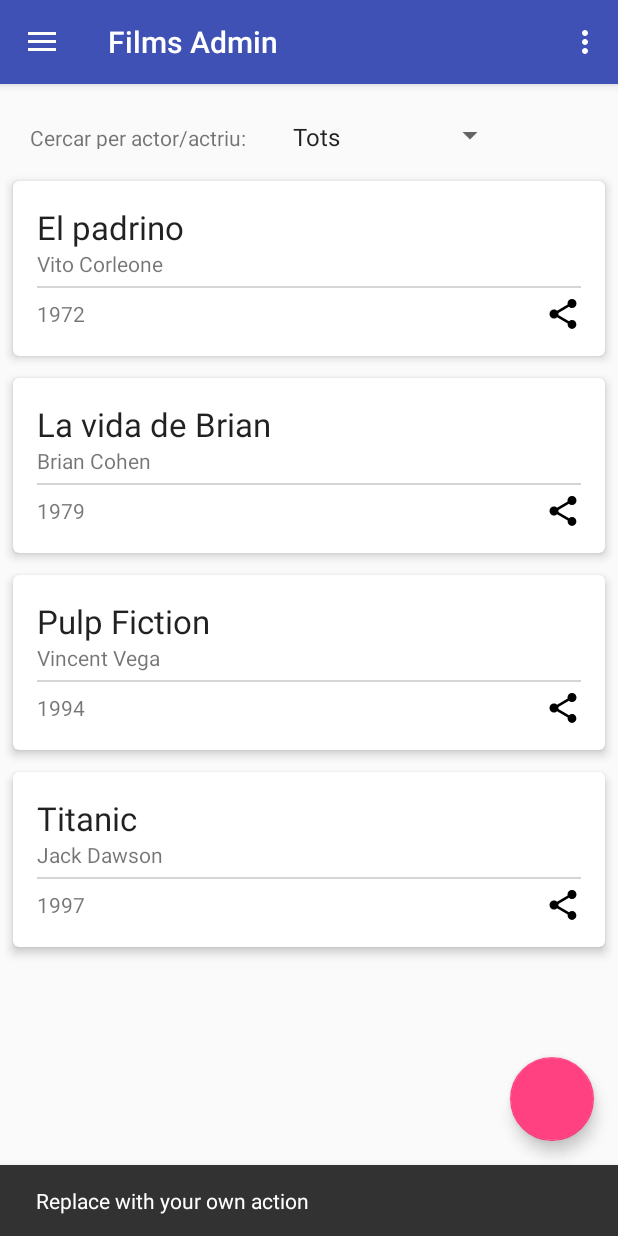
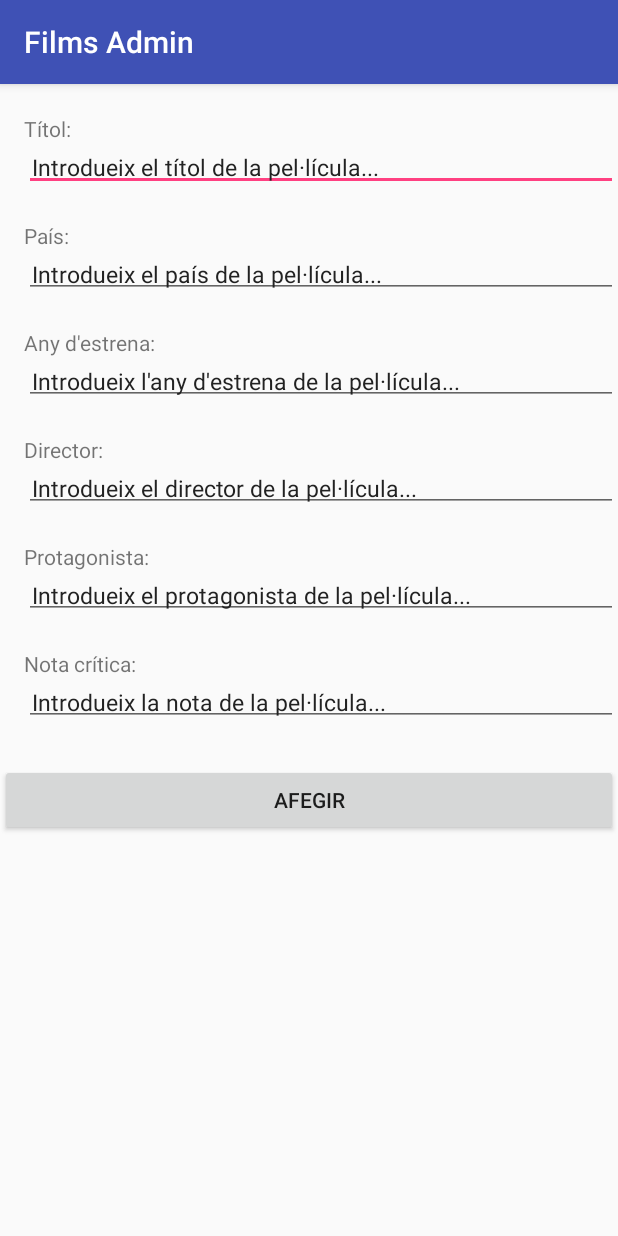
Before and after one commit to alexct33/FilmsAdmin, an Android app: the screen it shows after launch (DrawerActivity before the commit, crearFilmActivity after it), after a tap on an icon or button, on a phone screen of 412 x 824 dp. Run offline under Robolectric (Android 15) with nearby library versions, the phone set to English and light mode, and no system bars.

Commit message:
crear i esborrar pel·lícules funcionant

```diff
--- a/app/src/main/AndroidManifest.xml
+++ b/app/src/main/AndroidManifest.xml
@@ -24,6 +24,7 @@
                 android:name="android.support.PARENT_ACTIVITY"
                 android:value="com.example.pr_idi.mydatabaseexample.MainActivity" />
         </activity>
+        <activity android:name=".crearFilmActivity"></activity>
     </application>
 
 </manifest>
--- a/app/src/main/java/com/example/pr_idi/mydatabaseexample/DrawerActivity.java
+++ b/app/src/main/java/com/example/pr_idi/mydatabaseexample/DrawerActivity.java
@@ -1,5 +1,6 @@
 package com.example.pr_idi.mydatabaseexample;
 
+import android.content.Intent;
 import android.os.Bundle;
 import android.support.design.widget.FloatingActionButton;
 import android.support.design.widget.Snackbar;
@@ -16,6 +17,7 @@ import android.view.MenuItem;
 
 public class DrawerActivity extends AppCompatActivity
         implements NavigationView.OnNavigationItemSelectedListener  {
+    int estado;
 
     @Override
     protected void onCreate(Bundle savedInstanceState) {
@@ -25,19 +27,22 @@ public class DrawerActivity extends AppCompatActivity
         setSupportActionBar(toolbar);
 
         Bundle bundle = new Bundle();
-        bundle.putString("id", null);
+        bundle.putString("id", String.valueOf(R.id.Cerca_actor));
         TitleFilterActivity fragment = new TitleFilterActivity();
         fragment.setArguments(bundle);
         FragmentTransaction fragmentTransaction = getSupportFragmentManager().beginTransaction();
         fragmentTransaction.replace(R.id.fragment_container, fragment);
         fragmentTransaction.commit();
 
+        final int result = 0;
+
         FloatingActionButton fab = (FloatingActionButton) findViewById(R.id.fab);
         fab.setOnClickListener(new View.OnClickListener() {
             @Override
             public void onClick(View view) {
-                Snackbar.make(view, "Replace with your own action", Snackbar.LENGTH_LONG)
-                        .setAction("Action", null).show();
+
+                Intent intent = new Intent(DrawerActivity.this, crearFilmActivity.class);
+                startActivityForResult(intent, result );
             }
         });
 
@@ -88,7 +93,7 @@ public class DrawerActivity extends AppCompatActivity
     public boolean onNavigationItemSelected(MenuItem item) {
         // Handle navigation view item clicks here.
         int id = item.getItemId();
-
+        estado = id;
         if (id == R.id.TitleFilter) {
             Bundle bundle = new Bundle();
             bundle.putString("id", String.valueOf(id));
@@ -99,7 +104,7 @@ public class DrawerActivity extends AppCompatActivity
             fragmentTransaction.commit();
         } else if (id == R.id.Cerca_actor) {
             Bundle bundle = new Bundle();
-            bundle.putString("id", null);
+            bundle.putString("id", String.valueOf(id));
             TitleFilterActivity fragment = new TitleFilterActivity();
             fragment.setArguments(bundle);
             FragmentTransaction fragmentTransaction = getSupportFragmentManager().beginTransaction();
@@ -107,7 +112,7 @@ public class DrawerActivity extends AppCompatActivity
             fragmentTransaction.commit();
         } else if (id == R.id.AnyFilter) {
             Bundle bundle = new Bundle();
-            bundle.putString("id", null);
+            bundle.putString("id", String.valueOf(id));
             TitleFilterActivity fragment = new TitleFilterActivity();
             fragment.setArguments(bundle);
             FragmentTransaction fragmentTransaction = getSupportFragmentManager().beginTransaction();
@@ -125,4 +130,18 @@ public class DrawerActivity extends AppCompatActivity
         drawer.closeDrawer(GravityCompat.START);
         return true;
     }
+
+    @Override
+    public void onActivityResult(int requestCode, int resultCode, Intent data) {
+        super.onActivityResult(requestCode, resultCode, data);
+
+        Bundle bundle = new Bundle();
+        bundle.putString("id", String.valueOf(estado));
+        TitleFilterActivity fragment = new TitleFilterActivity();
+        fragment.setArguments(bundle);
+        FragmentTransaction fragmentTransaction = getSupportFragmentManager().beginTransaction();
+        fragmentTransaction.replace(R.id.fragment_container, fragment);
+        fragmentTransaction.commit();
+
+    }
 }
--- a/app/src/main/java/com/example/pr_idi/mydatabaseexample/TitleFilterActivity.java
+++ b/app/src/main/java/com/example/pr_idi/mydatabaseexample/TitleFilterActivity.java
@@ -9,6 +9,7 @@ import android.support.v7.widget.RecyclerView;
 import android.view.LayoutInflater;
 import android.view.View;
 import android.view.ViewGroup;
+import android.widget.ActionMenuView;
 import android.widget.AdapterView;
 import android.widget.ArrayAdapter;
 import android.widget.Button;
@@ -71,10 +72,16 @@ public class TitleFilterActivity extends Fragment {
 
         //SPINNER PER FILTRAR PER ACTOR/ACTRIU
         actorSpinner = (Spinner) rootView.findViewById(R.id.actorSpinner);
-        if (id_vista_actual == "TitleFilter") {
+        if (id_vista_actual.equals(String.valueOf(R.id.TitleFilter))) {
             actorSpinner.setVisibility(View.GONE);
             cerca_actor.setVisibility(View.GONE);
             input_cerca_titol.setVisibility(View.VISIBLE);
+            btn_cercar.setVisibility(View.VISIBLE);
+        }
+        else if( id_vista_actual.equals(String.valueOf(R.id.AnyFilter))) {
+            actorSpinner.setVisibility(View.GONE);
+            cerca_actor.setVisibility(View.GONE);
+            input_cerca_titol.setVisibility(View.GONE);
             btn_cercar.setVisibility(View.VISIBLE);
         }
         else  {
@@ -97,14 +104,14 @@ public class TitleFilterActivity extends Fragment {
 
 
             filmData.open();
-            filmData.firstInserts();
+            //filmData.firstInserts();
 
 
-            if (id_vista_actual == "TitleFilter"){
+            if (id_vista_actual.equals(String.valueOf(R.id.TitleFilter))) {
                 lista_films = filmData.getFilmsBy(MySQLiteHelper.COLUMN_TITLE);
                  if (title_entered) lista_films = filmData.getFilmsByTitle(titulo_entrado);
             }
-            else if (id_vista_actual == "AnyFilter") {
+            else if (id_vista_actual.equals(String.valueOf(R.id.AnyFilter))) {
                 lista_films = filmData.getFilmsBy(MySQLiteHelper.COLUMN_YEAR_RELEASE);
             }
             else if (actorEscollit == null || actorEscollit == "Tots") {
@@ -129,8 +136,13 @@ public class TitleFilterActivity extends Fragment {
             recycler.setHasFixedSize(true);
             filmData = new FilmData(rootView.getContext());
             actors.add("Tots");
+            boolean igual = false;
             for (int i= 0; i<lista_films.size(); ++i ) {
-                actors.add(lista_films.get(i).getProtagonist());
+                igual = false;
+                for (int j = 0; j < actors.size(); ++j)
+                    if (actors.get(j).equals(lista_films.get(i).getProtagonist()))
+                        igual = true;
+                if (!igual) actors.add(lista_films.get(i).getProtagonist());
             }
 
             final ArrayAdapter<String> spinnerAdapter = new ArrayAdapter<String>(getActivity(),android.R.layout.simple_spinner_item, actors);
--- /dev/null
+++ b/app/src/main/java/com/example/pr_idi/mydatabaseexample/crearFilmActivity.java
@@ -0,0 +1,102 @@
+package com.example.pr_idi.mydatabaseexample;
+
+import android.os.AsyncTask;
+import android.support.v7.app.AppCompatActivity;
+import android.os.Bundle;
+import android.view.View;
+import android.widget.AdapterView;
+import android.widget.ArrayAdapter;
+import android.widget.Button;
+import android.widget.EditText;
+import android.widget.Toast;
+
+public class crearFilmActivity extends AppCompatActivity {
+    private EditText Titol;
+    private EditText Pais;
+    private EditText Any;
+    private EditText Director;
+    private EditText Prota;
+    private EditText Nota;
+    private Button Afegir;
+    private FilmData filmData;
+
+    private String titol;
+    private String pais;
+    private String any;
+    private String director;
+    private String prota;
+    private String nota;
+
+
+
+    @Override
+    protected void onCreate(Bundle savedInstanceState) {
+        super.onCreate(savedInstanceState);
+        setContentView(R.layout.activity_crear_film);
+
+        Titol = (EditText) findViewById(R.id.etTitol);
+        Pais = (EditText) findViewById(R.id.etPais);
+        Any = (EditText) findViewById(R.id.etAny);
+        Director = (EditText) findViewById(R.id.etDirector);
+        Prota = (EditText) findViewById(R.id.etProtagonista);
+        Nota = (EditText) findViewById(R.id.etNota);
+        Afegir = (Button) findViewById(R.id.btn_afegirFilm);
+
+        actualitzar_et();
+
+        filmData = new FilmData(getApplicationContext());
+        Afegir.setOnClickListener(new View.OnClickListener() {
+            @Override
+            public void onClick(View v) {
+                new LoadAdapter().execute("");
+
+            }
+        });
+    }
+
+    private class LoadAdapter extends AsyncTask<String, Integer, String> {
+        private boolean creatOK;
+        private boolean camps_buits;
+
+        @Override
+        protected String doInBackground(String... content) {
+            creatOK = camps_buits = false;
+            actualitzar_et();
+            if (titol.isEmpty() || pais.isEmpty() || any.isEmpty()
+                    || director.isEmpty() || prota.isEmpty() || nota.isEmpty()) {
+                camps_buits = true;
+            }
+            else {
+                filmData.open();
+                Film peli = filmData.createFilm(titol, pais, Integer.parseInt(any), director, prota, Integer.parseInt(nota));
+                if (peli.getTitle().equals(titol)) creatOK = true;
+                //----------------------
+                filmData.close();
+            }
+            return null;
+        }
+
+        @Override
+        protected void onPostExecute(String result) {
+            Toast toast;
+            if (camps_buits) {
+                toast = Toast.makeText(getApplicationContext(), "Falta algun camp per omplir", Toast.LENGTH_LONG);
+            }
+            else if (creatOK) {
+                toast = Toast.makeText(getApplicationContext(), "La pel·lícula s'ha afegit correctament", Toast.LENGTH_LONG);
+                finish();
+            }
+            else toast = Toast.makeText(getApplicationContext(), "La pel·lícula NO s'ha afegit correctament", Toast.LENGTH_LONG);
+            toast.show();
+        }
+    }
+
+    private void actualitzar_et() {
+        titol = Titol.getText().toString();
+        pais = Pais.getText().toString();
+        any = Any.getText().toString();
+        director = Director.getText().toString();
+        prota = Prota.getText().toString();
+        nota = Nota.getText().toString();
+    }
+}
--- /dev/null
+++ b/app/src/main/res/drawable/ic_cubo_de_basura.xml
@@ -0,0 +1,5 @@
+<vector android:height="24dp" android:viewportHeight="408.483"
+    android:viewportWidth="408.483" android:width="24dp" xmlns:android="http://schemas.android.com/apk/res/android">
+    <path android:fillColor="#FF000000" android:pathData="M87.7,388.8c0.5,11 9.5,19.7 20.5,19.7h191.9c11,0 20.1,-8.7 20.5,-19.7l13.7,-289.3H74L87.7,388.8zM247.7,171.3c0,-4.6 3.7,-8.3 8.4,-8.3h13.4c4.6,0 8.4,3.7 8.4,8.3v165.3c0,4.6 -3.7,8.3 -8.4,8.3h-13.4c-4.6,0 -8.4,-3.7 -8.4,-8.3V171.3zM189.2,171.3c0,-4.6 3.7,-8.3 8.3,-8.3h13.4c4.6,0 8.3,3.7 8.3,8.3v165.3c0,4.6 -3.7,8.3 -8.3,8.3h-13.4c-4.6,0 -8.3,-3.7 -8.3,-8.3V171.3L189.2,171.3zM130.8,171.3c0,-4.6 3.7,-8.3 8.3,-8.3h13.4c4.6,0 8.3,3.7 8.3,8.3v165.3c0,4.6 -3.7,8.3 -8.3,8.3h-13.4c-4.6,0 -8.3,-3.7 -8.3,-8.3V171.3z"/>
+    <path android:fillColor="#FF000000" android:pathData="M343.6,21h-88.5V4.3c0,-2.4 -1.9,-4.3 -4.3,-4.3h-93c-2.4,0 -4.3,1.9 -4.3,4.3v16.7H64.9c-7.1,0 -12.9,5.8 -12.9,12.9V74.5h304.5V33.9C356.5,26.8 350.7,21 343.6,21z"/>
+</vector>
--- /dev/null
+++ b/app/src/main/res/layout/activity_crear_film.xml
@@ -0,0 +1,153 @@
+<?xml version="1.0" encoding="utf-8"?>
+<LinearLayout xmlns:android="http://schemas.android.com/apk/res/android"
+    xmlns:app="http://schemas.android.com/apk/res-auto"
+    xmlns:tools="http://schemas.android.com/tools"
+    android:id="@+id/activity_crear_film"
+    android:orientation="vertical"
+    android:layout_width="match_parent"
+    android:layout_height="match_parent"
+    tools:context="com.example.pr_idi.mydatabaseexample.crearFilmActivity">
+
+
+    <TextView
+        android:layout_width="match_parent"
+        android:layout_height="wrap_content"
+        android:text="Títol:"
+        android:layout_marginTop="20dp"
+        android:id="@+id/tvTitol"
+        android:layout_marginStart="@dimen/activity_horizontal_margin"
+        />
+
+    <EditText
+        android:layout_width="match_parent"
+        android:layout_height="wrap_content"
+        android:inputType="text"
+        android:id="@+id/etTitol"
+        android:textSize="15sp"
+        android:focusable="true"
+        android:textColorHighlight="@color/colorPrimary"
+        android:textColorHint="#222222"
+        android:layout_marginStart="@dimen/activity_horizontal_margin"
+        android:padding="5dp"
+        android:hint="Introdueix el títol de la pel·lícula..."/>
+
+    <TextView
+        android:layout_width="match_parent"
+        android:layout_height="wrap_content"
+        android:text="País:"
+        android:layout_marginTop="20dp"
+        android:id="@+id/tvPais"
+        android:layout_marginStart="@dimen/activity_horizontal_margin"
+        />
+
+    <EditText
+        android:layout_width="match_parent"
+        android:layout_height="wrap_content"
+        android:inputType="text"
+        android:id="@+id/etPais"
+        android:textSize="15sp"
+        android:focusable="true"
+        android:textColorHighlight="@color/colorPrimary"
+        android:textColorHint="#222222"
+        android:layout_marginStart="@dimen/activity_horizontal_margin"
+        android:padding="5dp"
+        android:hint="Introdueix el país de la pel·lícula..."/>
+
+
+    <TextView
+        android:layout_width="match_parent"
+        android:layout_height="wrap_content"
+        android:text="Any d'estrena:"
+        android:layout_marginTop="20dp"
+        android:id="@+id/tvAny"
+        android:layout_marginStart="@dimen/activity_horizontal_margin"
+        />
+
+    <EditText
+        android:layout_width="match_parent"
+        android:layout_height="wrap_content"
+        android:inputType="number"
+        android:id="@+id/etAny"
+        android:textSize="15sp"
+        android:focusable="true"
+        android:textColorHighlight="@color/colorPrimary"
+        android:textColorHint="#222222"
+        android:layout_marginStart="@dimen/activity_horizontal_margin"
+        android:padding="5dp"
+        android:hint="Introdueix l'any d'estrena de la pel·lícula..."/>
+
+    <TextView
+        android:layout_width="match_parent"
+        android:layout_height="wrap_content"
+        android:text="Director:"
+        android:layout_marginTop="20dp"
+        android:id="@+id/tvDirector"
+        android:layout_marginStart="@dimen/activity_horizontal_margin"
+        />
+
+    <EditText
+        android:layout_width="match_parent"
+        android:layout_height="wrap_content"
+        android:inputType="textPersonName"
+        android:id="@+id/etDirector"
+        android:textSize="15sp"
+        android:focusable="true"
+        android:textColorHighlight="@color/colorPrimary"
+        android:textColorHint="#222222"
+        android:layout_marginStart="@dimen/activity_horizontal_margin"
+        android:padding="5dp"
+        android:hint="Introdueix el director de la pel·lícula..."/>
+
+    <TextView
+        android:layout_width="match_parent"
+        android:layout_height="wrap_content"
+        android:text="Protagonista:"
+        android:layout_marginTop="20dp"
+        android:id="@+id/tvProta"
+        android:layout_marginStart="@dimen/activity_horizontal_margin"
+        />
+
+    <EditText
+        android:layout_width="match_parent"
+        android:layout_height="wrap_content"
+        android:inputType="textPersonName"
+        android:id="@+id/etProtagonista"
+        android:textSize="15sp"
+        android:focusable="true"
+        android:textColorHighlight="@color/colorPrimary"
+        android:textColorHint="#222222"
+        android:layout_marginStart="@dimen/activity_horizontal_margin"
+        android:padding="5dp"
+        android:hint="Introdueix el protagonista de la pel·lícula..."/>
+
+    <TextView
+        android:layout_width="match_parent"
+        android:layout_height="wrap_content"
+        android:text="Nota crítica:"
+        android:layout_marginTop="20dp"
+        android:id="@+id/tvNota"
+        android:layout_marginStart="@dimen/activity_horizontal_margin"
+        />
+
+    <EditText
+        android:layout_width="match_parent"
+        android:layout_height="wrap_content"
+        android:inputType="number"
+        android:id="@+id/etNota"
+        android:textSize="15sp"
+        android:focusable="true"
+        android:textColorHighlight="@color/colorPrimary"
+        android:textColorHint="#222222"
+        android:layout_marginStart="@dimen/activity_horizontal_margin"
+        android:padding="5dp"
+        android:hint="Introdueix la nota de la pel·lícula..."/>
+
+    <Button
+        android:layout_width="match_parent"
+        android:layout_height="wrap_content"
+        android:layout_marginTop="25dp"
+        android:id="@+id/btn_afegirFilm"
+        android:text="Afegir"/>
+
+
+</LinearLayout>
--- a/app/src/main/res/layout/cardview_film.xml
+++ b/app/src/main/res/layout/cardview_film.xml
@@ -16,65 +16,71 @@
         android:orientation="vertical"
         android:padding="@dimen/activity_horizontal_margin">
 
+        <RelativeLayout
+            android:layout_width="wrap_content"
+            android:layout_height="wrap_content"
+            android:orientation="horizontal">
+        <TextView
+            android:id="@+id/titulo"
+            android:layout_width="match_parent"
+            android:layout_height="wrap_content"
+            android:layout_alignParentEnd="true"
+            android:layout_alignParentStart="true"
+            android:layout_alignParentTop="true"
+            android:ellipsize="end"
+            android:text="Large Text"
+            android:textAppearance="?android:attr/textAppearanceLarge" />
 
+            <ImageButton
+                android:id="@+id/btn_eliminar"
+                android:layout_width="wrap_content"
+                android:layout_height="wrap_content"
+                android:layout_alignParentEnd="true"
+                android:layout_marginTop="5dp"
+                android:background="#FFFFFF"
+                android:src="@drawable/ic_cubo_de_basura"
+                android:layout_alignParentRight="true"/>
+
+        </RelativeLayout>
 
         <TextView
+            android:id="@+id/protagonista"
             android:layout_width="match_parent"
             android:layout_height="wrap_content"
-            android:textAppearance="?android:attr/textAppearanceLarge"
-            android:text="Large Text"
-            android:id="@+id/titulo"
-            android:layout_alignParentTop="true"
+            android:layout_above="@+id/compartir"
+            android:layout_alignParentEnd="true"
             android:layout_alignParentStart="true"
-            android:layout_alignParentEnd="true"
+            android:layout_below="@+id/titulo"
             android:ellipsize="end"
-            />
-
-        <TextView
-            android:layout_width="match_parent"
-            android:layout_height="wrap_content"
-            android:textAppearance="?android:attr/textAppearanceSmall"
+            android:maxLines="4"
             android:text="Small Text"
-            android:id="@+id/protagonista"
-            android:layout_below="@+id/titulo"
-            android:layout_alignParentStart="true"
-            android:layout_alignParentEnd="true"
-            android:maxLines="4"
-            android:ellipsize="end"
-            android:layout_above="@+id/compartir" />
+            android:textAppearance="?android:attr/textAppearanceSmall" />
 
         <RelativeLayout
             android:layout_width="match_parent"
             android:layout_height="wrap_content">
 
             <View
+                android:id="@+id/linea"
                 android:layout_width="wrap_content"
                 android:layout_height="1dp"
+                android:layout_alignParentTop="true"
                 android:layout_marginTop="5dp"
-                android:background="#ffd5d5d5"
-                android:layout_alignParentTop="true"
-                android:id="@+id/linea">
-            </View>
+                android:background="#ffd5d5d5"></View>
 
-            <ImageView
-                android:layout_width="wrap_content"
-                android:layout_height="wrap_content"
-                android:layout_marginTop="5dp"
-                android:src="@drawable/ic_menu_share"
-                android:layout_below="@+id/linea"
-                android:layout_alignParentEnd="true" />
+
 
             <TextView
+                android:id="@+id/any"
                 android:layout_width="match_parent"
                 android:layout_height="wrap_content"
-                android:paddingTop="7dp"
-                android:textAppearance="?android:attr/textAppearanceSmall"
-                android:text="Small Year"
                 android:layout_alignParentEnd="true"
-                android:id="@+id/any"
+                android:layout_alignParentStart="true"
                 android:layout_below="@+id/linea"
                 android:ellipsize="end"
-                android:layout_alignParentStart="true" />
+                android:paddingTop="7dp"
+                android:text="Small Year"
+                android:textAppearance="?android:attr/textAppearanceSmall" />
 
         </RelativeLayout>
     </LinearLayout>
```
Also changed, not shown: app/src/main/java/com/example/pr_idi/mydatabaseexample/FilmData.java (+6 -8 lines), app/src/main/java/com/example/pr_idi/mydatabaseexample/FilmsAdapter.java (+45 -7 lines).
